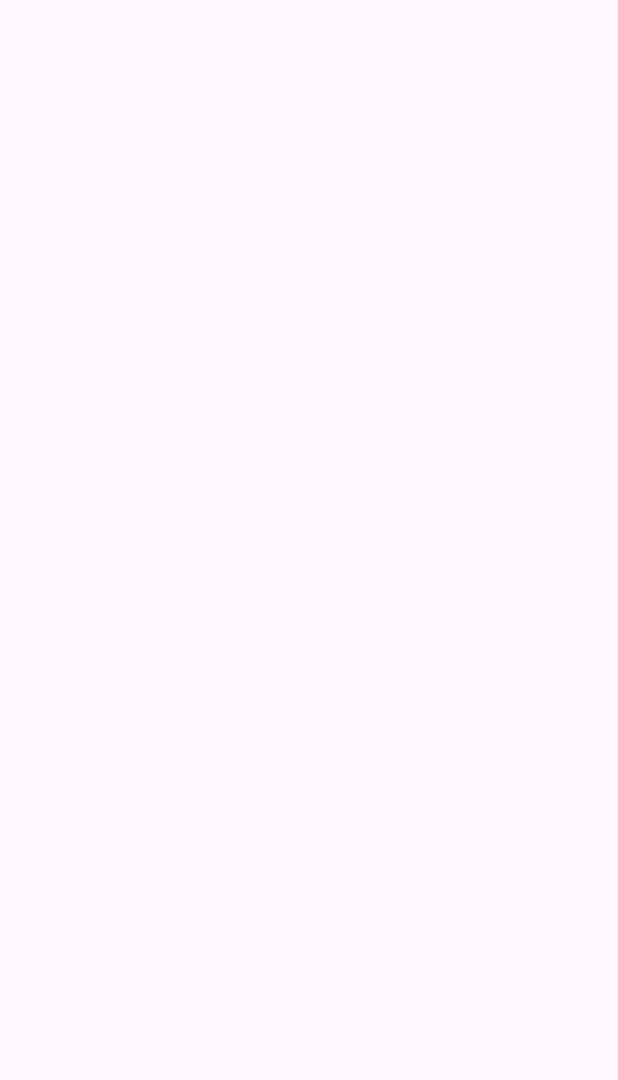
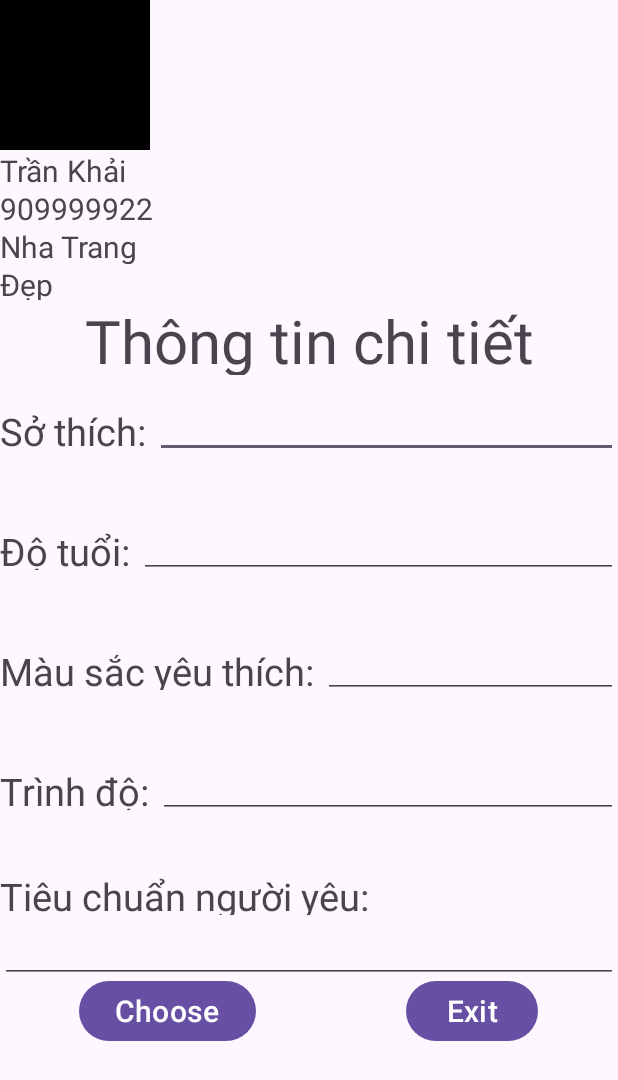
Before and after one commit to KhaiTran2003/63130554-AndroidProgramming, an Android app: the ChiTietDoiTuong screen opened directly, with no data from a screen before it, on a phone screen of 412 x 824 dp. Before the commit the part shown is empty. Shown: the top 1080 px of the screen. Run offline under Robolectric (Android 15) with nearby library versions, the phone set to English and light mode, and no system bars.

Commit message:
Cau2_ChiTietDoiTuongLayout

```diff
--- a/Cau2_AppHenHo/app/src/main/res/layout/activity_chi_tiet_doi_tuong.xml
+++ b/Cau2_AppHenHo/app/src/main/res/layout/activity_chi_tiet_doi_tuong.xml
@@ -1,9 +1,166 @@
 <?xml version="1.0" encoding="utf-8"?>
-<androidx.constraintlayout.widget.ConstraintLayout xmlns:android="http://schemas.android.com/apk/res/android"
+<LinearLayout xmlns:android="http://schemas.android.com/apk/res/android"
     xmlns:app="http://schemas.android.com/apk/res-auto"
     xmlns:tools="http://schemas.android.com/tools"
     android:layout_width="match_parent"
     android:layout_height="match_parent"
-    tools:context=".ChiTietDoiTuong">
+    android:orientation="vertical"
+    tools:context="ntu_63130554.cau2_apphenho.ChiTietDoiTuong">
+    <ImageView
+        android:id="@+id/imv_avatar"
+        android:layout_width="100dp"
+        android:layout_height="100dp"
+        android:background="@color/black"/>
+    <LinearLayout
+        android:orientation="vertical"
+        android:layout_width="match_parent"
+        android:layout_height="100dp">
+        <LinearLayout
+            android:layout_width="match_parent"
+            android:layout_height="25dp"
+            android:orientation="horizontal">
+            <TextView
+                android:id="@+id/id_ho"
+                android:layout_width="wrap_content"
+                android:layout_height="25dp"
+                android:text="Trần "
+                android:textSize="20dp" />
 
-</androidx.constraintlayout.widget.ConstraintLayout>
+            <TextView
+                android:id="@+id/id_ten"
+                android:layout_width="0dp"
+                android:layout_height="25dp"
+                android:layout_weight="1"
+                android:text="Khải"
+                android:textSize="20dp" />
+
+        </LinearLayout>
+
+        <TextView
+            android:id="@+id/id_sdt"
+            android:layout_width="match_parent"
+            android:layout_height="25dp"
+            android:textSize="20dp"
+            android:text="909999922"/>
+        <TextView
+            android:id="@+id/id_diachi"
+            android:layout_width="match_parent"
+            android:layout_height="25dp"
+            android:text="Nha Trang"
+            android:textSize="20dp"/>
+        <TextView
+            android:id="@+id/id_gioithiu"
+            android:layout_width="match_parent"
+            android:layout_height="25dp"
+            android:textSize="20dp"
+            android:text="Đẹp"/>
+    </LinearLayout>
+    <LinearLayout
+
+        android:layout_width="match_parent"
+        android:layout_height="match_parent"
+        android:orientation="vertical">
+
+        <TextView
+            android:layout_width="match_parent"
+            android:layout_height="50dp"
+            android:textSize="40dp"
+            android:text="Thông tin chi tiết"
+            android:gravity="center"/>
+        <LinearLayout
+            android:layout_width="match_parent"
+            android:layout_height="70dp"
+            android:orientation="horizontal"
+            android:layout_marginTop="10dp">
+            <TextView
+                android:layout_width="wrap_content"
+                android:layout_height="30dp"
+                android:text="Sở thích: "
+                android:textSize="25dp"/>
+            <EditText
+                android:layout_width="match_parent"
+                android:layout_height="45dp"
+                android:textSize="25dp"/>
+        </LinearLayout>
+        <LinearLayout
+            android:layout_width="match_parent"
+            android:layout_height="70dp"
+            android:orientation="horizontal"
+            android:layout_marginTop="10dp">
+            <TextView
+                android:layout_width="wrap_content"
+                android:layout_height="30dp"
+                android:text="Độ tuổi: "
+                android:textSize="25dp"/>
+            <EditText
+                android:layout_width="match_parent"
+                android:layout_height="45dp"
+                android:textSize="25dp"/>
+        </LinearLayout>
+        <LinearLayout
+            android:layout_width="match_parent"
+            android:layout_height="70dp"
+            android:orientation="horizontal"
+            android:layout_marginTop="10dp">
+            <TextView
+                android:layout_width="wrap_content"
+                android:layout_height="30dp"
+                android:text="Màu sắc yêu thích: "
+                android:textSize="25dp"/>
+            <EditText
+                android:layout_width="match_parent"
+                android:layout_height="45dp"
+                android:textSize="25dp"/>
+        </LinearLayout>
+        <LinearLayout
+            android:layout_width="match_parent"
+            android:layout_height="70dp"
+            android:orientation="horizontal"
+            android:layout_marginTop="10dp">
+            <TextView
+                android:layout_width="wrap_content"
+                android:layout_height="30dp"
+                android:text="Trình độ: "
+                android:textSize="25dp"/>
+            <EditText
+                android:layout_width="match_parent"
+                android:layout_height="45dp"
+                android:textSize="25dp"/>
+        </LinearLayout>
+        <LinearLayout
+            android:layout_width="match_parent"
+            android:layout_height="70dp"
+            android:orientation="vertical"
+            android:layout_marginTop="10dp">
+            <TextView
+                android:layout_width="wrap_content"
+                android:layout_height="30dp"
+                android:text="Tiêu chuẩn người yêu: "
+                android:textSize="25dp"/>
+            <EditText
+                android:layout_width="match_parent"
+                android:layout_height="45dp"
+                android:textSize="25dp"/>
+        </LinearLayout>
+        <LinearLayout
+            android:layout_width="match_parent"
+            android:layout_height="wrap_content"
+            android:orientation="horizontal"
+            android:gravity="center_horizontal">
+            <Button
+                android:id="@+id/id_btnchoose"
+                android:layout_width="wrap_content"
+                android:layout_height="wrap_content"
+                android:text="Choose"
+                android:textSize="20dp"/>
+            <Button
+                android:id="@+id/idbtnexit"
+                android:layout_marginLeft="100dp"
+                android:layout_width="wrap_content"
+                android:layout_height="wrap_content"
+                android:text="Exit"
+                android:textSize="20dp"/>
+
+        </LinearLayout>
+    </LinearLayout>
+</LinearLayout>
```
